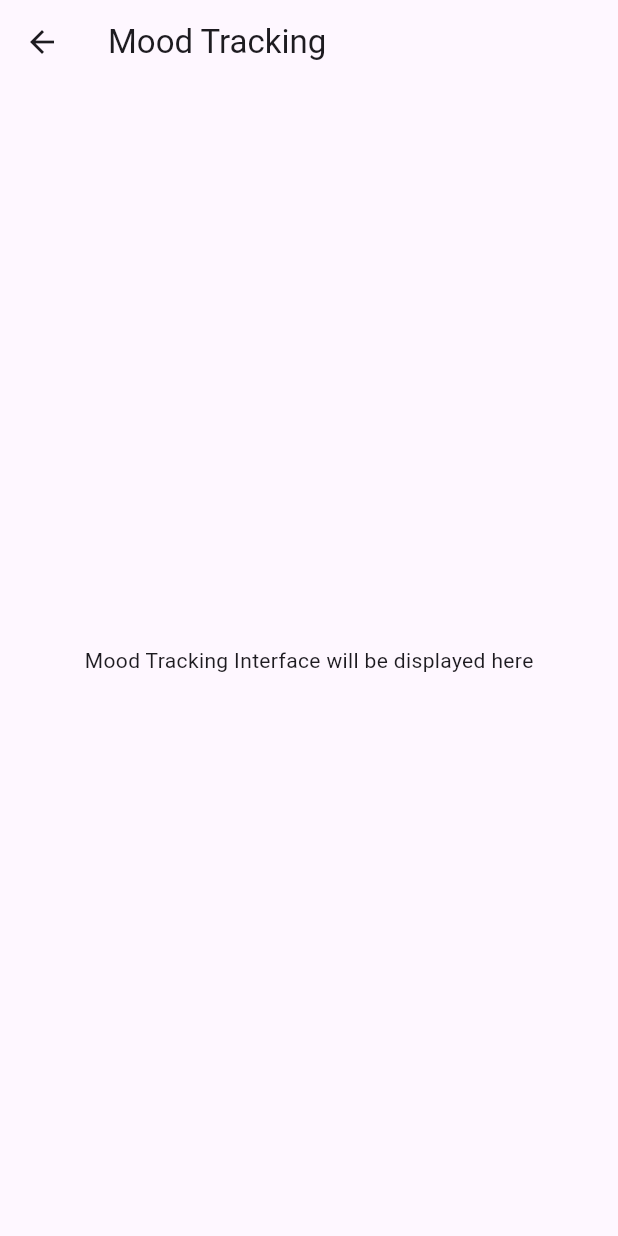
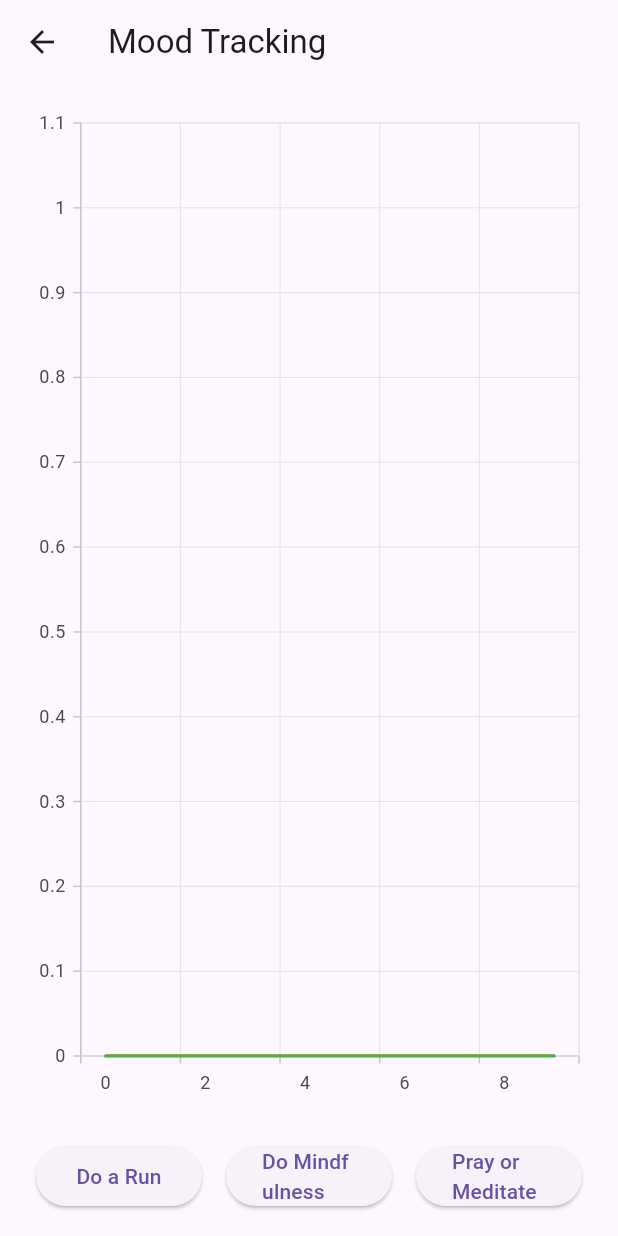
Before and after one commit to Maxalex30/Moblie-app-project-1, a Flutter app: the MoodTrackingScreen screen opened by its route, on a phone screen of 412 x 824 dp. Run offline on Flutter 3.47's test engine with Material 3 defaults, Android fonts, the phone set to English and light mode, and no system bars; our stand-ins replace audioplayers, syncfusion_flutter_charts.

Commit message:
Initial commit

```diff
--- /dev/null
+++ b/lib/screens/mood_tracking_provider.dart
@@ -0,0 +1,32 @@
+import 'package:flutter/material.dart';
+
+class MoodTrackingProvider with ChangeNotifier {
+  int _exerciseScore = 0;
+  int _mentalityScore = 0;
+  int _spiritualityScore = 0;
+
+  int get exerciseScore => _exerciseScore;
+  int get mentalityScore => _mentalityScore;
+  int get spiritualityScore => _spiritualityScore;
+
+  void increaseExerciseScore(int value) {
+    if (_exerciseScore + value <= 50) {
+      _exerciseScore += value;
+      notifyListeners();
+    }
+  }
+
+  void increaseMentalityScore(int value) {
+    if (_mentalityScore + value <= 50) {
+      _mentalityScore += value;
+      notifyListeners();
+    }
+  }
+
+  void increaseSpiritualityScore(int value) {
+    if (_spiritualityScore + value <= 50) {
+      _spiritualityScore += value;
+      notifyListeners();
+    }
+  }
+}
--- a/lib/screens/mood_tracking_screen.dart
+++ b/lib/screens/mood_tracking_screen.dart
@@ -1,16 +1,94 @@
 import 'package:flutter/material.dart';
+import 'package:provider/provider.dart';
+import 'package:syncfusion_flutter_charts/charts.dart';
+import 'mood_tracking_provider.dart';
 
 class MoodTrackingScreen extends StatelessWidget {
   @override
   Widget build(BuildContext context) {
-    return Scaffold(
-      appBar: AppBar(
-        title: Text('Mood Tracking'),
+    return ChangeNotifierProvider(
+      create: (_) => MoodTrackingProvider(),
+      child: Scaffold(
+        appBar: AppBar(
+          title: Text('Mood Tracking'),
+        ),
+        body: Padding(
+          padding: const EdgeInsets.all(16.0),
+          child: Column(
+            children: [
+              Expanded(
+                child: Consumer<MoodTrackingProvider>(
+                  builder: (context, provider, child) {
+                    return SfCartesianChart(
+                      primaryXAxis: CategoryAxis(),
+                      series: <LineSeries>[
+                        LineSeries<MoodData, int>(
+                          name: 'Exercise',
+                          color: Colors.blue,
+                          dataSource: _getMoodData(provider.exerciseScore),
+                          xValueMapper: (MoodData data, _) => data.index,
+                          yValueMapper: (MoodData data, _) => data.score,
+                        ),
+                        LineSeries<MoodData, int>(
+                          name: 'Mentality',
+                          color: Colors.orange,
+                          dataSource: _getMoodData(provider.mentalityScore),
+                          xValueMapper: (MoodData data, _) => data.index,
+                          yValueMapper: (MoodData data, _) => data.score,
+                        ),
+                        LineSeries<MoodData, int>(
+                          name: 'Spirituality',
+                          color: Colors.green,
+                          dataSource: _getMoodData(provider.spiritualityScore),
+                          xValueMapper: (MoodData data, _) => data.index,
+                          yValueMapper: (MoodData data, _) => data.score,
+                        ),
+                      ],
+                    );
+                  },
+                ),
+              ),
+              SizedBox(height: 20),
+              Row(
+                children: [
+                  _buildActivityButton(context, 'Do a Run', () {
+                    Provider.of<MoodTrackingProvider>(context, listen: false).increaseExerciseScore(10);
+                  }),
+                  _buildActivityButton(context, 'Do Mindfulness', () {
+                    Provider.of<MoodTrackingProvider>(context, listen: false).increaseMentalityScore(30);
+                  }),
+                  _buildActivityButton(context, 'Pray or Meditate', () {
+                    Provider.of<MoodTrackingProvider>(context, listen: false).increaseSpiritualityScore(30);
+                  }),
+                ],
+              ),
+            ],
+          ),
+        ),
       ),
-      body: Center(
-        child: Text('Mood Tracking Interface will be displayed here'),
-        // Add mood tracking interface and charts here
+    );
+  }
+
+  List<MoodData> _getMoodData(int score) {
+    return List.generate(10, (index) => MoodData(index, score / 10));
+  }
+
+  Widget _buildActivityButton(BuildContext context, String label, VoidCallback onPressed) {
+    return Expanded(
+      child: Padding(
+        padding: const EdgeInsets.symmetric(horizontal: 8.0),
+        child: ElevatedButton(
+          onPressed: onPressed,
+          child: Text(label),
+        ),
       ),
     );
   }
 }
+
+class MoodData {
+  final int index;
+  final double score;
+
+  MoodData(this.index, this.score);
+}
--- a/pubspec.yaml
+++ b/pubspec.yaml
@@ -30,7 +30,8 @@ environment:
 dependencies:
   flutter:
     sdk: flutter
-  provider: ^6.0.0
+  provider: ^6.0.3
+  syncfusion_flutter_charts: ^20.2.48
   audioplayers: ^6.0.0
 
 
```
Also changed, not shown: pubspec.lock.
